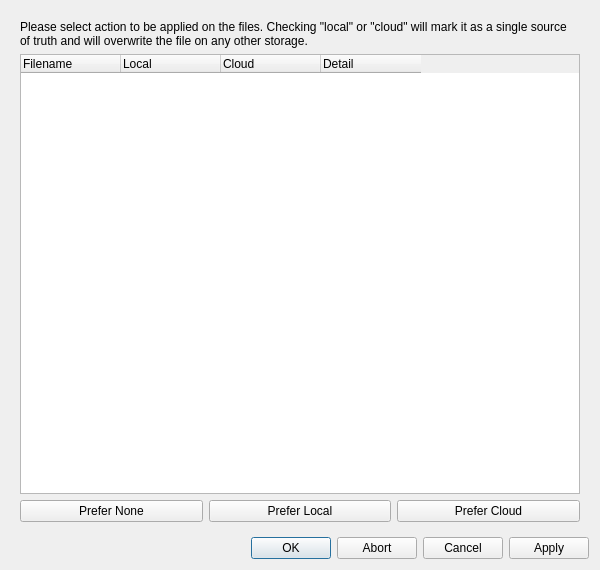
Before: the Qt Designer form qfieldsync/ui/cloud_transfer_dialog.ui in opengisch/qfieldsync, drawn with Qt 5.
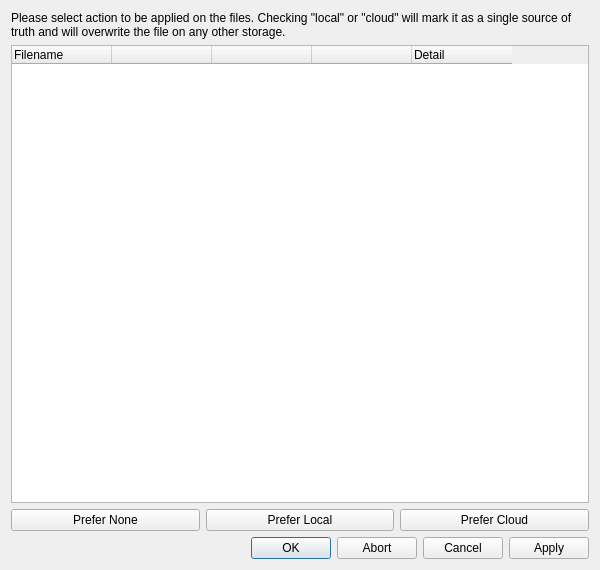
After: the same form once the commit is applied. Icons and pictures are not drawn.

What changed in the file:
```diff
--- a/qfieldsync/ui/cloud_transfer_dialog.ui
+++ b/qfieldsync/ui/cloud_transfer_dialog.ui
@@ -102,6 +102,18 @@
      </widget>
      <widget class="QWidget" name="filesPage">
       <layout class="QVBoxLayout" name="verticalLayout_3">
+       <property name="leftMargin">
+        <number>0</number>
+       </property>
+       <property name="topMargin">
+        <number>0</number>
+       </property>
+       <property name="rightMargin">
+        <number>0</number>
+       </property>
+       <property name="bottomMargin">
+        <number>0</number>
+       </property>
        <item>
         <widget class="QLabel" name="explanationLabel">
          <property name="text">
@@ -127,12 +139,33 @@
          </column>
          <column>
           <property name="text">
-           <string>Local</string>
+           <string> </string>
           </property>
+          <property name="textAlignment">
+           <set>AlignCenter</set>
+          </property>
+          <property name="icon">
+           <iconset>
+            <normalon>../resources/computer.svg</normalon>
+           </iconset>
+          </property>
          </column>
          <column>
           <property name="text">
-           <string>Cloud</string>
+           <string> </string>
+          </property>
+         </column>
+         <column>
+          <property name="text">
+           <string> </string>
+          </property>
+          <property name="textAlignment">
+           <set>AlignCenter</set>
+          </property>
+          <property name="icon">
+           <iconset>
+            <normalon>../resources/cloud.svg</normalon>
+           </iconset>
           </property>
          </column>
          <column>
```
Left out of the diff: 12 changed lines with no effect on the pictures.
